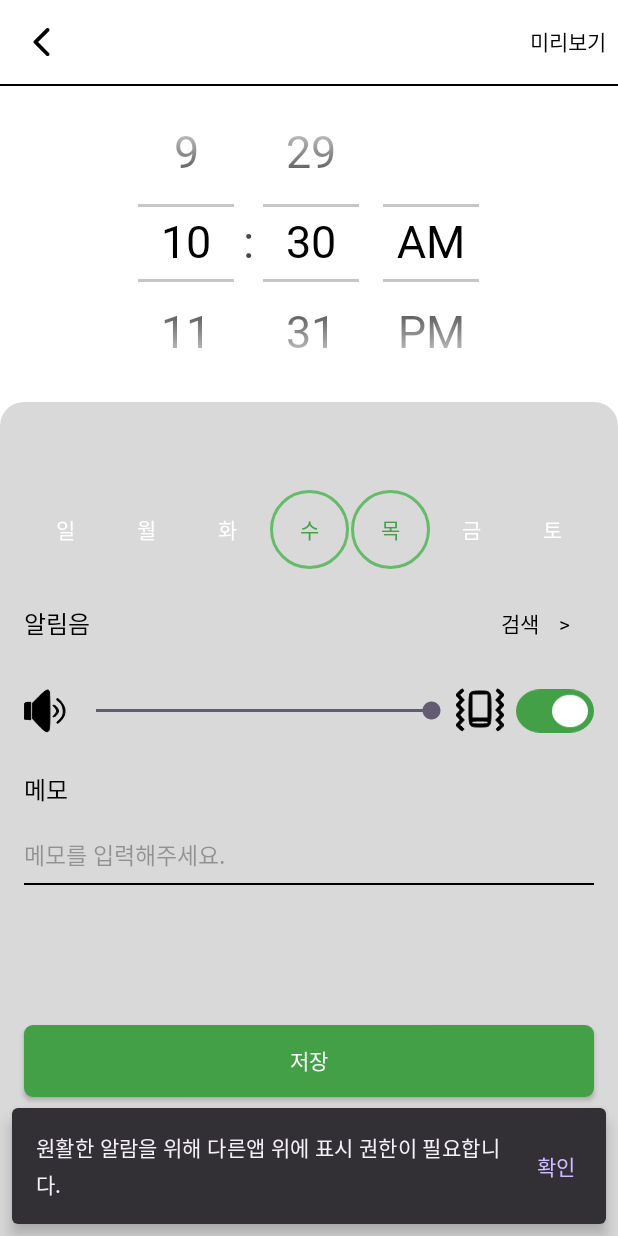
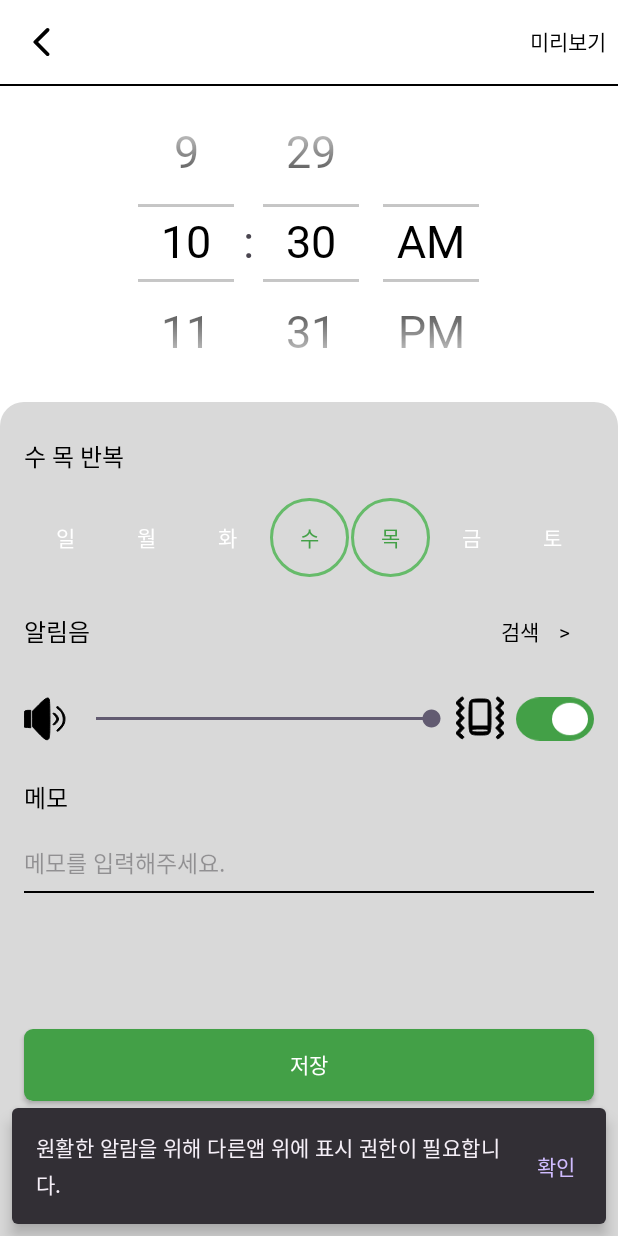
Before and after one commit to raindragonn/Alarm, an Android app: the AlarmEditFragment screen opened through its navigation route, after a tap on an icon or button, on a phone screen of 412 x 824 dp. Run offline under Robolectric (Android 15) with nearby library versions, the phone set to English and light mode, and no system bars; our stand-ins replace Dagger/Hilt's generated code, Timber; 1 statement that could not run was skipped; 1 other tap on this screen came first.

Commit message:
[UI] 반복 요일 설정에 따른 알림 변경 및 주말버튼 디자인 변경

```diff
--- a/app/src/main/java/com/bluepig/alarm/ui/edit/AlarmEditFragment.kt
+++ b/app/src/main/java/com/bluepig/alarm/ui/edit/AlarmEditFragment.kt
@@ -26,6 +26,7 @@ import com.bluepig.alarm.domain.util.minute
 import com.bluepig.alarm.ui.alarm.AlarmActivity
 import com.bluepig.alarm.util.ext.setThumbnail
 import com.bluepig.alarm.util.ext.showErrorToast
+import com.bluepig.alarm.util.ext.stringId
 import com.bluepig.alarm.util.ext.viewLifeCycleScope
 import com.bluepig.alarm.util.ext.viewRepeatOnLifeCycle
 import com.bluepig.alarm.util.viewBinding
@@ -182,6 +183,26 @@ class AlarmEditFragment : Fragment(R.layout.fragment_alarm_edit) {
                 it.unSelected()
             }
         }
+
+        val weekEntries = Week.entries
+        val text = when {
+            setWeek.isEmpty() ->
+                getString(R.string.week_not_select_guide)
+
+            setWeek == weekEntries.filter { it.isWeekend }.toSet() ->
+                getString(R.string.week_weekend_guide)
+
+            setWeek == weekEntries.filter { it.isWeekend.not() }.toSet() ->
+                getString(R.string.week_weekday_guide)
+
+            setWeek == weekEntries.toSet() ->
+                getString(R.string.week_everyday_guide)
+
+            else ->
+                setWeek.sorted()
+                    .joinToString(" ") { getString(it.stringId) } + getString(R.string.week_guide)
+        }
+        _binding.tvRepeatGuide.text = text
     }
 
     private fun bindSongFile(songFile: SongFile?) {
--- a/app/src/main/java/com/bluepig/alarm/ui/view/WeekButton.kt
+++ b/app/src/main/java/com/bluepig/alarm/ui/view/WeekButton.kt
@@ -1,6 +1,7 @@
 package com.bluepig.alarm.ui.view
 
 import android.content.Context
+import android.content.res.ColorStateList
 import android.util.AttributeSet
 import androidx.appcompat.widget.AppCompatTextView
 import androidx.core.content.res.ResourcesCompat
@@ -45,9 +46,15 @@ class WeekButton : AppCompatTextView {
     fun setSelected() {
         val selectedForeground =
             ResourcesCompat.getDrawable(resources, R.drawable.shape_week_selected_background, null)
-        val selectedTextColor = ResourcesCompat.getColor(resources, R.color.primary_600, null)
+        var selectedTextColor = ResourcesCompat.getColor(resources, R.color.primary_600, null)
+        if (week.isWeekend) {
+            foregroundTintList = ColorStateList.valueOf(context.getColor(R.color.misc_050))
+            background =
+                ResourcesCompat.getDrawable(resources, R.drawable.ripple_weekend_selected, null)
+            selectedTextColor = ResourcesCompat.getColor(resources, R.color.misc_050, null)
+        }
+        setTextColor(selectedTextColor)
         foreground = selectedForeground
-        setTextColor(selectedTextColor)
         invalidate()
         requestLayout()
     }
```
